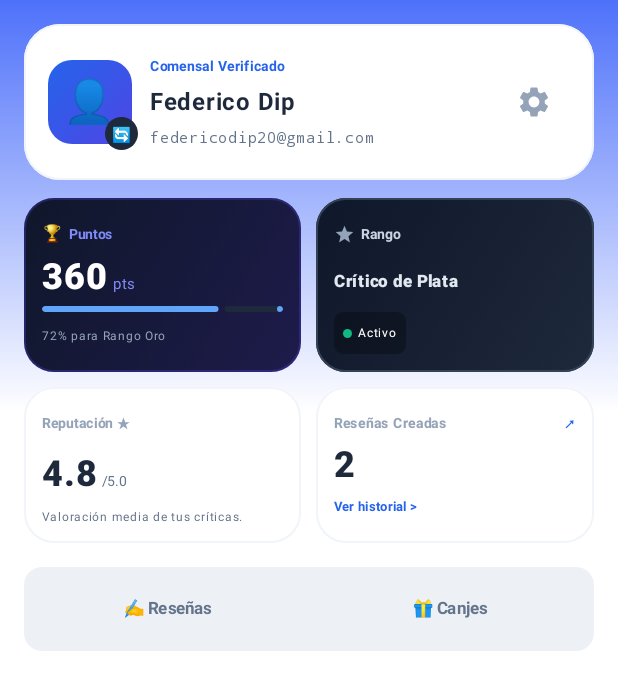
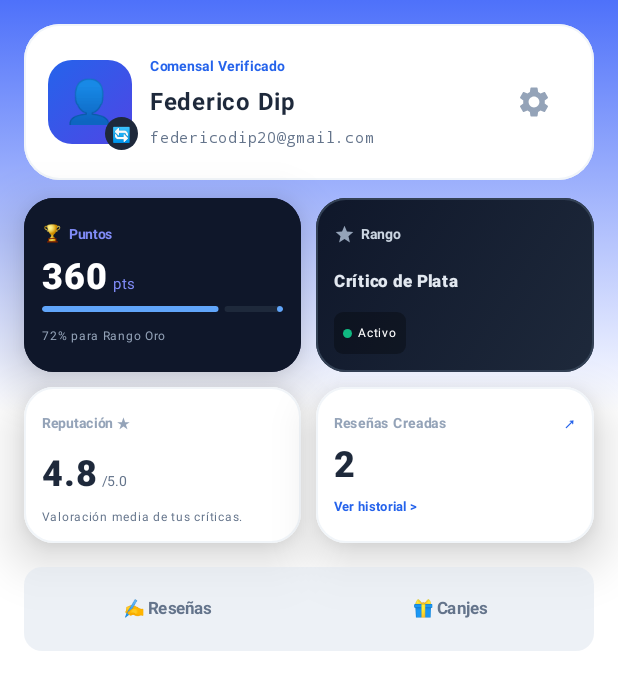
Before and after one commit to ManuZarraga/TP-desarrollo-de-apps-I, an Android app built with Jetpack Compose: the screen it shows after launch (MainActivity), on a phone screen of 412 x 824 dp. Shown: the top 690 px of the screen. Run offline under Robolectric (Android 15) with nearby library versions, the light colour scheme and no system bars.

Commit message:
Finalizada Pantalla perfil

```diff
--- a/app/src/main/java/com/example/tpi_apps/ui/screens/ProfileScreen.kt
+++ b/app/src/main/java/com/example/tpi_apps/ui/screens/ProfileScreen.kt
@@ -23,6 +23,7 @@ import androidx.compose.ui.unit.dp
 import androidx.compose.ui.unit.sp
 import com.example.tpi_apps.data.model.User
 import androidx.compose.material.icons.filled.*
+import androidx.compose.ui.draw.shadow
 
 @OptIn(ExperimentalMaterial3Api::class)
 @Composable
@@ -104,8 +105,11 @@ fun ProfileScreen(
 
             // --- BOX 2: CANASTA DE PUNTOS REESTRUCTURADA ---
             Card(
+                elevation = CardDefaults.cardElevation(
+                    defaultElevation = 20.dp // Aquí defines qué tan pronunciada es la sombra
+                ),
                 shape = RoundedCornerShape(20.dp),
-                colors = CardDefaults.cardColors(containerColor = Color.Transparent),
+                colors = CardDefaults.cardColors(containerColor = Color(0xFF0F172A)),
                 modifier = Modifier.weight(1f).height(116.dp)
                     .background(
                         Brush.linearGradient(
@@ -115,7 +119,6 @@ fun ProfileScreen(
                             )
                         ), RoundedCornerShape(20.dp)
                     )
-                    .border(1.dp, Color(0xFF4F46E5).copy(alpha = 0.3f), RoundedCornerShape(20.dp))
             ) {
                 Column(
                     modifier = Modifier.fillMaxSize().padding(12.dp),
@@ -214,6 +217,8 @@ fun ProfileScreen(
 
             // --- BOX 4: CARD DE REPUTACIÓN ---
             Card(
+                elevation = CardDefaults.cardElevation(
+                defaultElevation = 20.dp),
                 shape = RoundedCornerShape(20.dp),
                 colors = CardDefaults.cardColors(containerColor = Color.White),
                 modifier = Modifier.weight(1f).height(104.dp).border(1.dp, Color(0xFFF1F5F9), RoundedCornerShape(20.dp))
@@ -230,6 +235,8 @@ fun ProfileScreen(
 
             // --- BOX 5: CARD DE RESEÑAS HISTORIAL ---
             Card(
+                elevation = CardDefaults.cardElevation(
+                defaultElevation = 20.dp),
                 shape = RoundedCornerShape(20.dp),
                 colors = CardDefaults.cardColors(containerColor = Color.White),
                 modifier = Modifier.weight(1f).height(104.dp)
```
